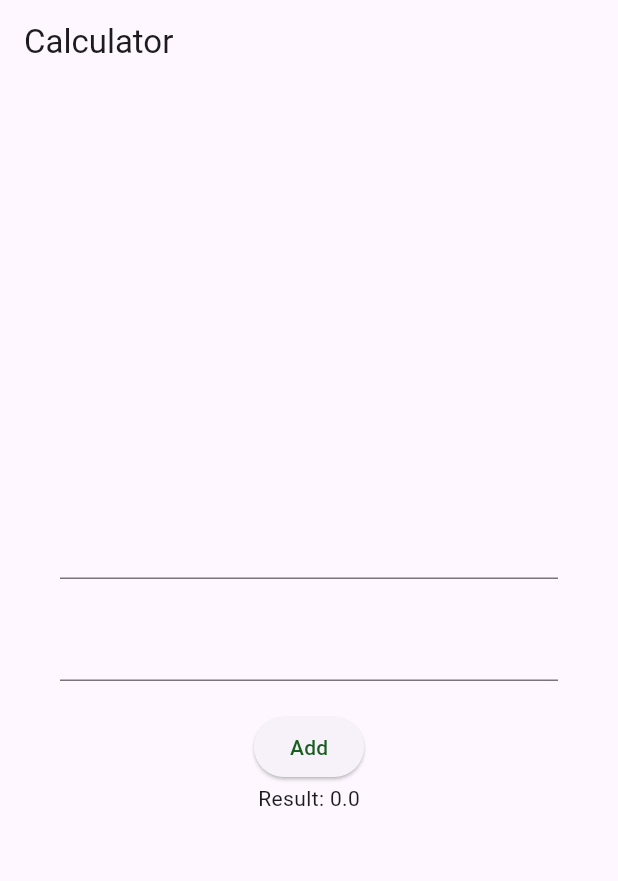
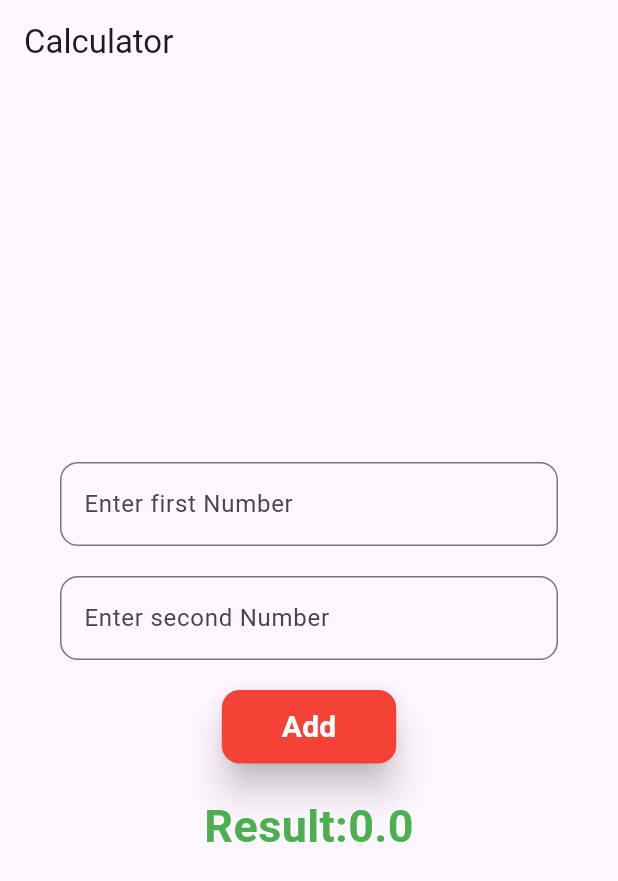
Before and after one commit to Shimon31/Calculator-_flutter, a Flutter app: the screen it shows after launch, on a phone screen of 412 x 824 dp. Shown: the top 881 px of the screen. Run offline on Flutter 3.47's test engine with Material 3 defaults, Android fonts, the phone set to English and light mode, and no system bars.

Commit message:
add some design

```diff
--- a/lib/Calculator.dart
+++ b/lib/Calculator.dart
@@ -1,6 +1,4 @@
-import 'dart:ffi';
 
-import 'package:flutter/cupertino.dart';
 import 'package:flutter/material.dart';
 
 class Calculator extends StatefulWidget {
@@ -11,22 +9,22 @@ class Calculator extends StatefulWidget {
 }
 
 class CalculatorState extends State<Calculator> {
-  Map<String, double> formValues = {"num1": 0, "num2": 0, "sum": 0};
 
-  void num1Change(value) {
-    formValues.update("num1", (v) => double.parse(value));
+  Map<String,double> formValues = {"num1":0,"num2":0,"sum":0};
+
+  void num1Change(value){
+    formValues.update("num1",(v)=>double.parse(value));
   }
 
-  void num2Change(value) {
-    formValues.update("num2", (v) => double.parse(value));
+  void num2Change(value){
+    formValues.update("num2",(v)=>double.parse(value) );
   }
-
-  void add() {
-    double num1 = formValues["num1"] ?? 0.0;
-    double num2 = formValues["num2"] ?? 0.0;
-    double sum = num1 + num2;
+  void add(){
+    double num1 = formValues["num1"]??0.0;
+    double num2 = formValues["num2"]??0.0;
+    double sum = num1+num2;
     setState(() {
-      formValues.update("sum", (v) => sum);
+      formValues.update("sum",(v)=> sum );
     });
   }
 
@@ -35,29 +33,65 @@ class CalculatorState extends State<Calculator> {
     return Scaffold(
       appBar: AppBar(title: Text("Calculator")),
       body: Padding(
-        padding: const EdgeInsets.all(40),
+        padding: EdgeInsets.all(40),
         child: Center(
           child: Column(
             mainAxisAlignment: MainAxisAlignment.center,
             children: [
-              TextFormField(
-                onChanged: (value) {
-                  num1Change(value);
-                },
+              TextFormField(onChanged: (value){
+                num1Change(value);
+              },
+                keyboardType: TextInputType.number,
+                decoration: InputDecoration(
+                  labelText: "Enter first Number",
+                  hintText: "ex: 12",
+                  border: OutlineInputBorder(
+                    borderRadius: BorderRadius.circular(12),
+                  ),
+                ),
               ),
               SizedBox(height: 20),
-              TextFormField(
-                onChanged: (value) {
-                  num2Change(value);
-                },
+              TextFormField(onChanged: (value){
+                num2Change(value);
+              },
+                keyboardType: TextInputType.number,
+                decoration: InputDecoration(
+                  labelText: "Enter second Number",
+                  hintText: "ex: 10",
+                  border: OutlineInputBorder(
+                    borderRadius: BorderRadius.circular(12),
+                  ),
+                ),
               ),
               SizedBox(height: 20),
               ElevatedButton(
-                onPressed: () {add();},
-                child: Text("Add", style: TextStyle(color: Colors.green[900])),
+                onPressed: () {
+                  add();
+                },
+                style: ElevatedButton.styleFrom(
+                  backgroundColor: Colors.red,
+                  foregroundColor: Colors.white,
+                  elevation: 10,
+                  padding: EdgeInsets.symmetric(horizontal: 40, vertical: 10),
+                  shape: RoundedRectangleBorder(
+                    borderRadius: BorderRadius.circular(12),
+                  ),
+                ),
+                child: Text(
+                  "Add",
+                  style: TextStyle(fontSize: 20, fontWeight: FontWeight.bold),
+                ),
               ),
 
-              Text("Result: ${formValues["sum"].toString()}")
+              SizedBox(height: 20),
+              Text(
+                "Result:${formValues["sum"]}",
+                style: TextStyle(
+                  color: Colors.green,
+                  fontWeight: FontWeight.bold,
+                  fontSize: 30,
+                ),
+              ),
             ],
           ),
         ),
```
